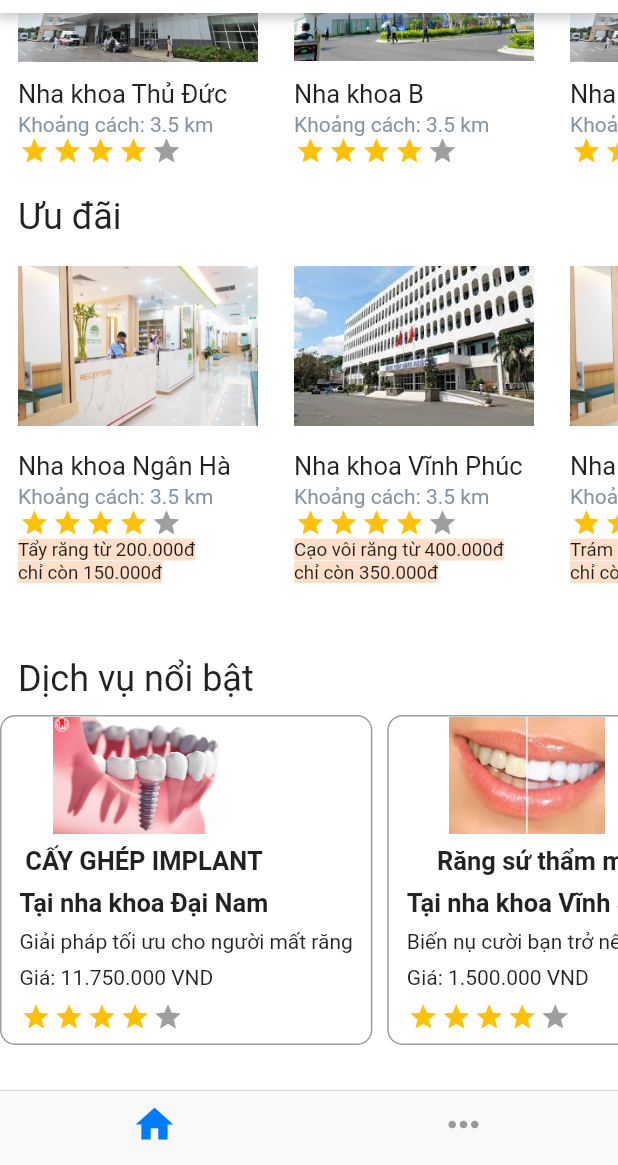
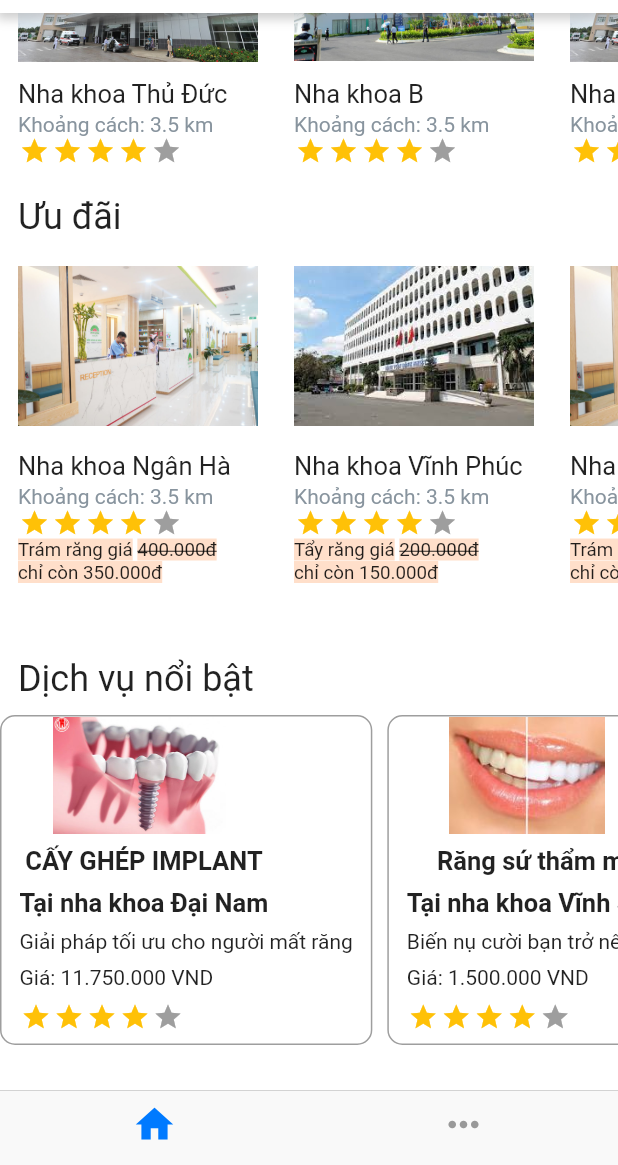
Before and after one commit to redore1234/HCIProject, a Flutter app: the screen it shows after launch, scrolled down 414 dp, on a phone screen of 412 x 824 dp, the part 71-1236 px from its top. Run offline on Flutter 3.47's test engine with Material 2 defaults, Android fonts, the phone set to English and light mode, and no system bars; drawn by our look-alikes of flutter_rating_bar; our stand-ins replace date_picker_timeline, flutter_svg, fluttertoast, table_calendar; missing offline and left inert: fa_stepper.

Commit message:
update discount

```diff
--- a/lib/views/home/home.dart
+++ b/lib/views/home/home.dart
@@ -120,7 +120,7 @@ class Home extends StatelessWidget {
   }
 
   Widget _createNewsCard(String imageRef, String title, BuildContext context,
-      {List<String> discountTagStrings}) {
+      {Widget discountTagStrings}) {
 //    class Clinic{
 //    String name;
 //    String phone;
@@ -132,7 +132,7 @@ class Home extends StatelessWidget {
 //    Clinic(this.image, this.name, this.phone, this.email, this.description, this.address, this.totalRating);
 //    }
     if (discountTagStrings == null) {
-      discountTagStrings = [];
+      discountTagStrings = Container();
     }
     var sampleClinic = new Clinic(
         "hop1.jpg",
@@ -183,12 +183,14 @@ class Home extends StatelessWidget {
             ),
             _buildRatingBar(4.0),
             // ignore: unused_local_variable
-            for (var i in discountTagStrings)
-              Text(
-                i.toString(),
-                style: TextStyle(
-                    fontSize: 12.5, backgroundColor: Color(0xffffdfca)),
-              ),
+            discountTagStrings
+
+//            for (var i in discountTagStrings)
+//              Text(
+//                i.toString(),
+//                style: TextStyle(
+//                    fontSize: 12.5, backgroundColor: Color(0xffffdfca)),
+//              ),
 //            Text("Trám răng từ 400.000đ\nchỉ còn 350.000đ", style: TextStyle(fontSize: 12.5, backgroundColor: Color(0xffffdfca)),)
           ],
         ),
@@ -295,33 +297,121 @@ class Home extends StatelessWidget {
                       Constants.IMAGE_FOLDER_REF + "hop3.jpg",
                       "Nha khoa Ngân Hà",
                       context,
-                      discountTagStrings: [
-                        "Tẩy răng từ 200.000đ\nchỉ còn 150.000đ"
-                      ],
+                      discountTagStrings: Column(
+                        crossAxisAlignment: CrossAxisAlignment.start,
+                        children: [
+                          Row(children: [
+                            Text(
+                              "Trám răng giá ",
+                              style: TextStyle(
+                                fontSize: 12.5, backgroundColor: Color(0xffffdfca),),
+                            ),
+                            Text(
+                              "400.000đ ",
+                              style: TextStyle(
+                                fontSize: 12.5, backgroundColor: Color(0xffffdfca), decoration: TextDecoration.lineThrough),
+                            ),
+
+                          ],),
+                          Row(children: [
+                            Text(
+                              "chỉ còn 350.000đ",
+                              style: TextStyle(
+                                fontSize: 12.5, backgroundColor: Color(0xffffdfca),),
+                            ),
+                          ],)
+                        ],
+                      ),
                     ),
                     _createNewsCard(
                       Constants.IMAGE_FOLDER_REF + "hop4.jpg",
                       "Nha khoa Vĩnh Phúc",
                       context,
-                      discountTagStrings: [
-                        "Cạo vôi răng từ 400.000đ\nchỉ còn 350.000đ"
-                      ],
+                      discountTagStrings:  Column(
+                        crossAxisAlignment: CrossAxisAlignment.start,
+                        children: [
+                          Row(children: [
+                            Text(
+                              "Tẩy răng giá ",
+                              style: TextStyle(
+                                fontSize: 12.5, backgroundColor: Color(0xffffdfca),),
+                            ),
+                            Text(
+                              "200.000đ ",
+                              style: TextStyle(
+                                  fontSize: 12.5, backgroundColor: Color(0xffffdfca), decoration: TextDecoration.lineThrough),
+                            ),
+
+                          ],),
+                          Row(children: [
+                            Text(
+                              "chỉ còn 150.000đ",
+                              style: TextStyle(
+                                fontSize: 12.5, backgroundColor: Color(0xffffdfca),),
+                            ),
+                          ],)
+                        ],
+                      ),
                     ),
                     _createNewsCard(
                       Constants.IMAGE_FOLDER_REF + "hop3.jpg",
                       "Nha khoa C",
                       context,
-                      discountTagStrings: [
-                        "Trám răng từ 400.000đ\nchỉ còn 350.000đ"
-                      ],
+                      discountTagStrings:  Column(
+                        crossAxisAlignment: CrossAxisAlignment.start,
+                        children: [
+                          Row(children: [
+                            Text(
+                              "Trám răng giá ",
+                              style: TextStyle(
+                                fontSize: 12.5, backgroundColor: Color(0xffffdfca),),
+                            ),
+                            Text(
+                              "400.000đ ",
+                              style: TextStyle(
+                                  fontSize: 12.5, backgroundColor: Color(0xffffdfca), decoration: TextDecoration.lineThrough),
+                            ),
+
+                          ],),
+                          Row(children: [
+                            Text(
+                              "chỉ còn 350.000đ",
+                              style: TextStyle(
+                                fontSize: 12.5, backgroundColor: Color(0xffffdfca),),
+                            ),
+                          ],)
+                        ],
+                      ),
                     ),
                     _createNewsCard(
                       Constants.IMAGE_FOLDER_REF + "hop4.jpg",
                       "Nha khoa D",
                       context,
-                      discountTagStrings: [
-                        "Cạo vôi răng từ 400.000đ\nchỉ còn 350.000đ"
-                      ],
+                      discountTagStrings:  Column(
+                        crossAxisAlignment: CrossAxisAlignment.start,
+                        children: [
+                          Row(children: [
+                            Text(
+                              "Tẩy răng giá ",
+                              style: TextStyle(
+                                fontSize: 12.5, backgroundColor: Color(0xffffdfca),),
+                            ),
+                            Text(
+                              "200.000đ ",
+                              style: TextStyle(
+                                  fontSize: 12.5, backgroundColor: Color(0xffffdfca), decoration: TextDecoration.lineThrough),
+                            ),
+
+                          ],),
+                          Row(children: [
+                            Text(
+                              "chỉ còn 150.000đ",
+                              style: TextStyle(
+                                fontSize: 12.5, backgroundColor: Color(0xffffdfca),),
+                            ),
+                          ],)
+                        ],
+                      ),
                     ),
                   ],
                 ),
```
